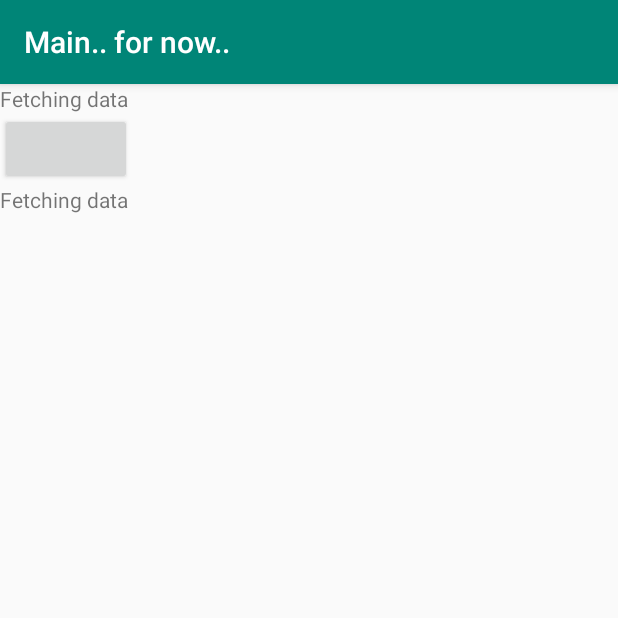
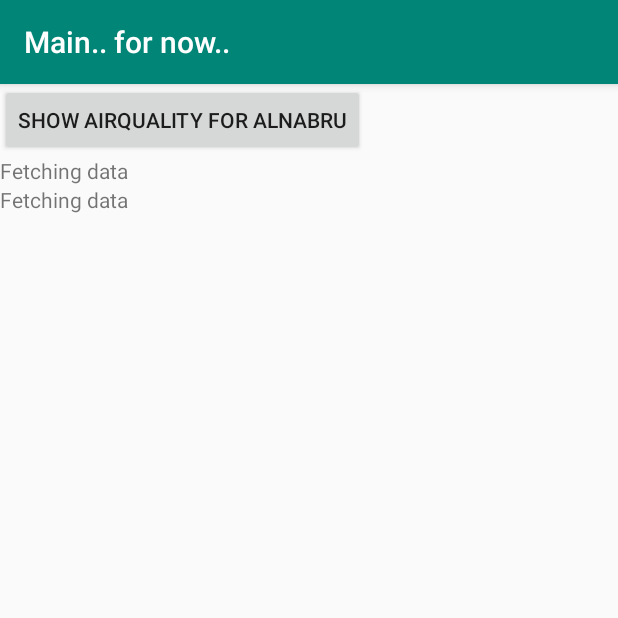
Before and after one commit to robinfroland/klimahelse, an Android app: the screen it shows after launch (MainActivity), on a phone screen of 412 x 824 dp, the top half of it. Run offline under Robolectric (Android 15) with nearby library versions, the phone set to English and light mode, and no system bars.

Commit message:
Add button to show airquality for alnabru

```diff
--- a/app/src/main/res/layout/activity_main.xml
+++ b/app/src/main/res/layout/activity_main.xml
@@ -1,22 +1,24 @@
 <?xml version="1.0" encoding="utf-8"?>
 <LinearLayout xmlns:android="http://schemas.android.com/apk/res/android"
     xmlns:tools="http://schemas.android.com/tools"
-              tools:context=".MainActivity"
+    android:layout_width="match_parent"
+    android:layout_height="match_parent"
     android:orientation="vertical"
-              android:layout_width="match_parent"
-              android:layout_height="match_parent">
+    tools:context=".MainActivity">
+
+    <Button
+        android:id="@+id/open_station"
+        android:layout_width="wrap_content"
+        android:layout_height="wrap_content"
+        android:onClick="showStationData"
+        android:text="Show airquality for Alnabru" />
 
     <TextView
         android:id="@+id/locationText"
         android:layout_width="match_parent"
         android:layout_height="wrap_content"
-            android:text="Fetching data"/>
+        android:text="Fetching data" />
 
-    <Button
-        android:id="@+id/open_station"
-        android:layout_width="wrap_content"
-        android:layout_height="wrap_content"
-        android:onClick="openStation" />
 
     <ScrollView
         android:layout_width="match_parent"
@@ -26,7 +28,7 @@
             android:id="@+id/dataText"
             android:layout_width="match_parent"
             android:layout_height="wrap_content"
-                android:text="Fetching data"/>
+            android:text="Fetching data" />
 
 
     </ScrollView>
```
Also changed, not shown: app/src/main/res/layout/activity_airquality.xml (+10 -4 lines). Lines whose indentation alone changed are shown as unchanged.
